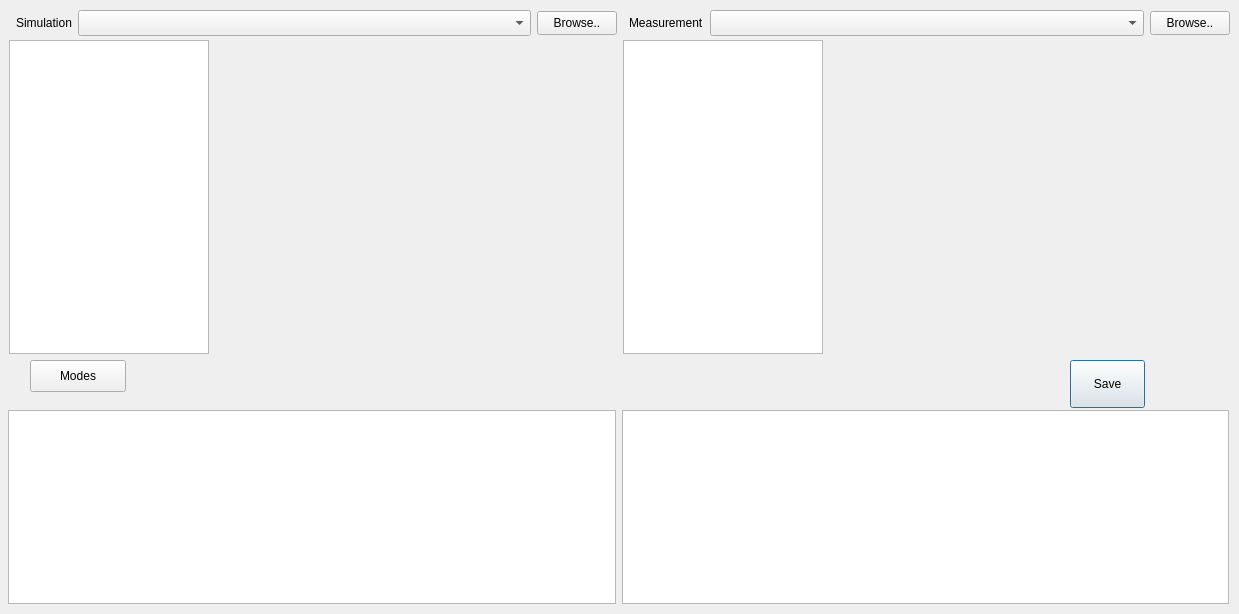
fran-jo/SimuGUI, file res/mae_signalanalysis_gui.ui: the form before one commit.
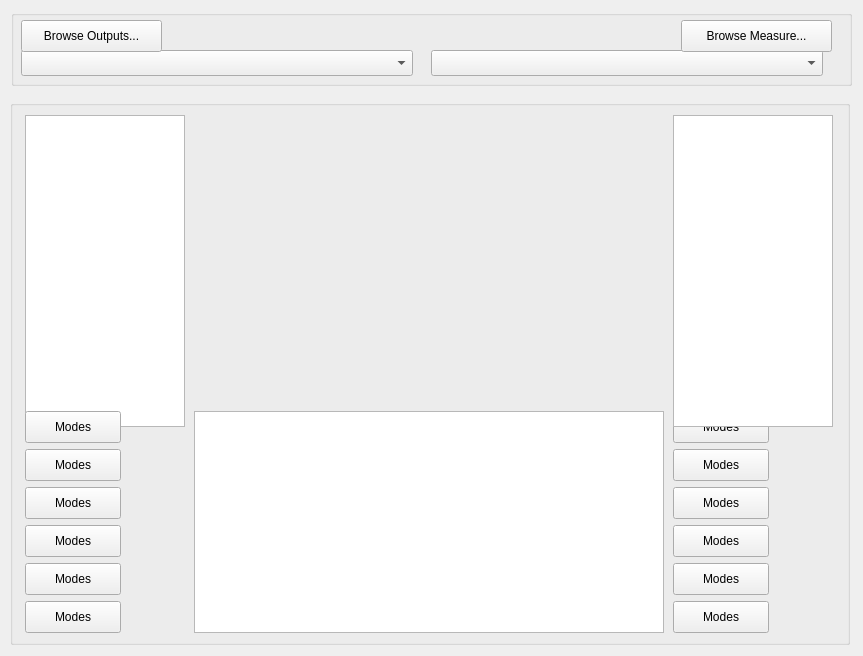
The form after the commit.

Commit message: Clean GUI for Signal Analysis

Diff of the .ui file:
```diff
--- a/res/mae_signalanalysis_gui.ui
+++ b/res/mae_signalanalysis_gui.ui
@@ -6,8 +6,8 @@
    <rect>
     <x>0</x>
     <y>0</y>
-    <width>1239</width>
-    <height>614</height>
+    <width>863</width>
+    <height>656</height>
    </rect>
   </property>
   <property name="windowTitle">
@@ -50,177 +50,563 @@
     </size>
    </property>
   </widget>
-  <widget class="QPushButton" name="btnModeAnalysis">
+  <widget class="QGroupBox" name="groupBox">
    <property name="geometry">
     <rect>
-     <x>30</x>
-     <y>360</y>
-     <width>96</width>
-     <height>32</height>
+     <x>11</x>
+     <y>10</y>
+     <width>841</width>
+     <height>76</height>
     </rect>
    </property>
-   <property name="sizePolicy">
-    <sizepolicy hsizetype="Fixed" vsizetype="Fixed">
-     <horstretch>0</horstretch>
-     <verstretch>0</verstretch>
-    </sizepolicy>
-   </property>
-   <property name="minimumSize">
-    <size>
-     <width>96</width>
-     <height>32</height>
-    </size>
-   </property>
-   <property name="baseSize">
-    <size>
-     <width>96</width>
-     <height>32</height>
-    </size>
-   </property>
-   <property name="text">
-    <string>Modes</string>
-   </property>
-   <property name="iconSize">
-    <size>
-     <width>32</width>
-     <height>32</height>
-    </size>
-   </property>
+   <widget class="QComboBox" name="cbxOutputs">
+    <property name="geometry">
+     <rect>
+      <x>10</x>
+      <y>40</y>
+      <width>392</width>
+      <height>26</height>
+     </rect>
+    </property>
+    <property name="sizePolicy">
+     <sizepolicy hsizetype="MinimumExpanding" vsizetype="Minimum">
+      <horstretch>0</horstretch>
+      <verstretch>0</verstretch>
+     </sizepolicy>
+    </property>
+    <property name="minimumSize">
+     <size>
+      <width>270</width>
+      <height>22</height>
+     </size>
+    </property>
+   </widget>
+   <widget class="QComboBox" name="cbxMeasurements">
+    <property name="geometry">
+     <rect>
+      <x>420</x>
+      <y>40</y>
+      <width>392</width>
+      <height>26</height>
+     </rect>
+    </property>
+    <property name="sizePolicy">
+     <sizepolicy hsizetype="MinimumExpanding" vsizetype="Minimum">
+      <horstretch>0</horstretch>
+      <verstretch>0</verstretch>
+     </sizepolicy>
+    </property>
+    <property name="minimumSize">
+     <size>
+      <width>270</width>
+      <height>22</height>
+     </size>
+    </property>
+   </widget>
+   <widget class="QPushButton" name="btnBrowseResults">
+    <property name="geometry">
+     <rect>
+      <x>10</x>
+      <y>10</y>
+      <width>141</width>
+      <height>32</height>
+     </rect>
+    </property>
+    <property name="sizePolicy">
+     <sizepolicy hsizetype="Minimum" vsizetype="Fixed">
+      <horstretch>0</horstretch>
+      <verstretch>0</verstretch>
+     </sizepolicy>
+    </property>
+    <property name="minimumSize">
+     <size>
+      <width>75</width>
+      <height>24</height>
+     </size>
+    </property>
+    <property name="text">
+     <string>Browse Outputs...</string>
+    </property>
+   </widget>
+   <widget class="QPushButton" name="btnBrowseMeasurements">
+    <property name="geometry">
+     <rect>
+      <x>670</x>
+      <y>10</y>
+      <width>151</width>
+      <height>32</height>
+     </rect>
+    </property>
+    <property name="minimumSize">
+     <size>
+      <width>75</width>
+      <height>24</height>
+     </size>
+    </property>
+    <property name="text">
+     <string>Browse Measure...</string>
+    </property>
+   </widget>
   </widget>
-  <widget class="QWidget" name="">
+  <widget class="QGroupBox" name="groupBox">
    <property name="geometry">
     <rect>
-     <x>8</x>
-     <y>410</y>
-     <width>1221</width>
-     <height>194</height>
+     <x>10</x>
+     <y>100</y>
+     <width>840</width>
+     <height>545</height>
     </rect>
    </property>
-   <layout class="QHBoxLayout" name="horizontalLayout">
-    <item>
+   <layout class="QGridLayout" name="gridLayout">
+    <item row="4" column="2">
+     <widget class="QPushButton" name="btnModeAnalysis_11">
+      <property name="sizePolicy">
+       <sizepolicy hsizetype="Fixed" vsizetype="Fixed">
+        <horstretch>0</horstretch>
+        <verstretch>0</verstretch>
+       </sizepolicy>
+      </property>
+      <property name="minimumSize">
+       <size>
+        <width>96</width>
+        <height>32</height>
+       </size>
+      </property>
+      <property name="baseSize">
+       <size>
+        <width>96</width>
+        <height>32</height>
+       </size>
+      </property>
+      <property name="text">
+       <string>Modes</string>
+      </property>
+      <property name="iconSize">
+       <size>
+        <width>32</width>
+        <height>32</height>
+       </size>
+      </property>
+     </widget>
+    </item>
+    <item row="4" column="0">
+     <widget class="QPushButton" name="btnModeAnalysis_4">
+      <property name="sizePolicy">
+       <sizepolicy hsizetype="Fixed" vsizetype="Fixed">
+        <horstretch>0</horstretch>
+        <verstretch>0</verstretch>
+       </sizepolicy>
+      </property>
+      <property name="minimumSize">
+       <size>
+        <width>96</width>
+        <height>32</height>
+       </size>
+      </property>
+      <property name="baseSize">
+       <size>
+        <width>96</width>
+        <height>32</height>
+       </size>
+      </property>
+      <property name="text">
+       <string>Modes</string>
+      </property>
+      <property name="iconSize">
+       <size>
+        <width>32</width>
+        <height>32</height>
+       </size>
+      </property>
+     </widget>
+    </item>
+    <item row="5" column="0">
+     <widget class="QPushButton" name="btnModeAnalysis_5">
+      <property name="sizePolicy">
+       <sizepolicy hsizetype="Fixed" vsizetype="Fixed">
+        <horstretch>0</horstretch>
+        <verstretch>0</verstretch>
+       </sizepolicy>
+      </property>
+      <property name="minimumSize">
+       <size>
+        <width>96</width>
+        <height>32</height>
+       </size>
+      </property>
+      <property name="baseSize">
+       <size>
+        <width>96</width>
+        <height>32</height>
+       </size>
+      </property>
+      <property name="text">
+       <string>Modes</string>
+      </property>
+      <property name="iconSize">
+       <size>
+        <width>32</width>
+        <height>32</height>
+       </size>
+      </property>
+     </widget>
+    </item>
+    <item row="5" column="2">
+     <widget class="QPushButton" name="btnModeAnalysis_12">
+      <property name="sizePolicy">
+       <sizepolicy hsizetype="Fixed" vsizetype="Fixed">
+        <horstretch>0</horstretch>
+        <verstretch>0</verstretch>
+       </sizepolicy>
+      </property>
+      <property name="minimumSize">
+       <size>
+        <width>96</width>
+        <height>32</height>
+       </size>
+      </property>
+      <property name="baseSize">
+       <size>
+        <width>96</width>
+        <height>32</height>
+       </size>
+      </property>
+      <property name="text">
+       <string>Modes</string>
+      </property>
+      <property name="iconSize">
+       <size>
+        <width>32</width>
+        <height>32</height>
+       </size>
+      </property>
+     </widget>
+    </item>
+    <item row="2" column="2">
+     <widget class="QPushButton" name="btnModeAnalysis_8">
+      <property name="sizePolicy">
+       <sizepolicy hsizetype="Fixed" vsizetype="Fixed">
+        <horstretch>0</horstretch>
+        <verstretch>0</verstretch>
+       </sizepolicy>
+      </property>
+      <property name="minimumSize">
+       <size>
+        <width>96</width>
+        <height>32</height>
+       </size>
+      </property>
+      <property name="baseSize">
+       <size>
+        <width>96</width>
+        <height>32</height>
+       </size>
+      </property>
+      <property name="text">
+       <string>Modes</string>
+      </property>
+      <property name="iconSize">
+       <size>
+        <width>32</width>
+        <height>32</height>
+       </size>
+      </property>
+     </widget>
+    </item>
+    <item row="0" column="1">
+     <widget class="QWidget" name="mplotWidget" native="true">
+      <property name="sizePolicy">
+       <sizepolicy hsizetype="Preferred" vsizetype="Minimum">
+        <horstretch>0</horstretch>
+        <verstretch>0</verstretch>
+       </sizepolicy>
+      </property>
+      <property name="minimumSize">
+       <size>
+        <width>470</width>
+        <height>312</height>
+       </size>
+      </property>
+      <property name="maximumSize">
+       <size>
+        <width>470</width>
+        <height>312</height>
+       </size>
+      </property>
+     </widget>
+    </item>
+    <item row="6" column="2">
+     <widget class="QPushButton" name="btnModeAnalysis_7">
+      <property name="sizePolicy">
+       <sizepolicy hsizetype="Fixed" vsizetype="Fixed">
+        <horstretch>0</horstretch>
+        <verstretch>0</verstretch>
+       </sizepolicy>
+      </property>
+      <property name="minimumSize">
+       <size>
+        <width>96</width>
+        <height>32</height>
+       </size>
+      </property>
+      <property name="baseSize">
+       <size>
+        <width>96</width>
+        <height>32</height>
+       </size>
+      </property>
+      <property name="text">
+       <string>Modes</string>
+      </property>
+      <property name="iconSize">
+       <size>
+        <width>32</width>
+        <height>32</height>
+       </size>
+      </property>
+     </widget>
+    </item>
+    <item row="0" column="0">
+     <widget class="QTreeWidget" name="twOutVariable">
+      <property name="enabled">
+       <bool>true</bool>
+      </property>
+      <property name="sizePolicy">
+       <sizepolicy hsizetype="Minimum" vsizetype="Minimum">
+        <horstretch>0</horstretch>
+        <verstretch>0</verstretch>
+       </sizepolicy>
+      </property>
+      <property name="minimumSize">
+       <size>
+        <width>160</width>
+        <height>312</height>
+       </size>
+      </property>
+      <property name="maximumSize">
+       <size>
+        <width>160</width>
+        <height>312</height>
+       </size>
+      </property>
+      <property name="baseSize">
+       <size>
+        <width>160</width>
+        <height>460</height>
+       </size>
+      </property>
+      <property name="font">
+       <font>
+        <family>Gill Sans</family>
+        <pointsize>12</pointsize>
+       </font>
+      </property>
+      <property name="frameShadow">
+       <enum>QFrame::Raised</enum>
+      </property>
+      <property name="selectionMode">
+       <enum>QAbstractItemView::SingleSelection</enum>
+      </property>
+      <property name="indentation">
+       <number>10</number>
+      </property>
+      <property name="sortingEnabled">
+       <bool>true</bool>
+      </property>
+      <property name="wordWrap">
+       <bool>false</bool>
+      </property>
+      <property name="columnCount">
+       <number>1</number>
+      </property>
+      <attribute name="headerVisible">
+       <bool>false</bool>
+      </attribute>
+      <column>
+       <property name="text">
+        <string notr="true">1</string>
+       </property>
+      </column>
+     </widget>
+    </item>
+    <item row="1" column="1" rowspan="6">
      <widget class="QTableWidget" name="tableWidget_2">
       <property name="sizePolicy">
-       <sizepolicy hsizetype="Minimum" vsizetype="Minimum">
+       <sizepolicy hsizetype="Preferred" vsizetype="Minimum">
         <horstretch>0</horstretch>
         <verstretch>0</verstretch>
        </sizepolicy>
       </property>
       <property name="minimumSize">
        <size>
-        <width>572</width>
+        <width>470</width>
         <height>192</height>
-       </size>
-      </property>
-     </widget>
-    </item>
-    <item>
-     <widget class="QTableWidget" name="tableWidget">
-      <property name="sizePolicy">
-       <sizepolicy hsizetype="Minimum" vsizetype="Minimum">
-        <horstretch>0</horstretch>
-        <verstretch>0</verstretch>
-       </sizepolicy>
-      </property>
-      <property name="minimumSize">
-       <size>
-        <width>572</width>
-        <height>192</height>
-       </size>
-      </property>
-     </widget>
-    </item>
-   </layout>
-  </widget>
-  <widget class="QWidget" name="">
-   <property name="geometry">
-    <rect>
-     <x>9</x>
-     <y>40</y>
-     <width>1221</width>
-     <height>314</height>
-    </rect>
-   </property>
-   <layout class="QHBoxLayout" name="horizontalLayout_2">
-    <item>
-     <widget class="QTreeWidget" name="twPlotVariable">
-      <property name="enabled">
-       <bool>true</bool>
-      </property>
-      <property name="sizePolicy">
-       <sizepolicy hsizetype="Minimum" vsizetype="Minimum">
-        <horstretch>0</horstretch>
-        <verstretch>0</verstretch>
-       </sizepolicy>
-      </property>
-      <property name="minimumSize">
-       <size>
-        <width>160</width>
-        <height>312</height>
        </size>
       </property>
       <property name="maximumSize">
        <size>
-        <width>200</width>
+        <width>470</width>
         <height>16777215</height>
        </size>
       </property>
+     </widget>
+    </item>
+    <item row="1" column="0">
+     <widget class="QPushButton" name="btnModeAnalysis">
+      <property name="sizePolicy">
+       <sizepolicy hsizetype="Fixed" vsizetype="Fixed">
+        <horstretch>0</horstretch>
+        <verstretch>0</verstretch>
+       </sizepolicy>
+      </property>
+      <property name="minimumSize">
+       <size>
+        <width>96</width>
+        <height>32</height>
+       </size>
+      </property>
       <property name="baseSize">
        <size>
         <width>160</width>
         <height>460</height>
        </size>
       </property>
-      <property name="font">
-       <font>
-        <family>Gill Sans</family>
-        <pointsize>12</pointsize>
-       </font>
+      <property name="text">
+       <string>Modes</string>
       </property>
-      <property name="frameShadow">
-       <enum>QFrame::Raised</enum>
+      <property name="iconSize">
+       <size>
+        <width>32</width>
+        <height>32</height>
+       </size>
       </property>
-      <property name="selectionMode">
-       <enum>QAbstractItemView::SingleSelection</enum>
+     </widget>
+    </item>
+    <item row="3" column="2">
+     <widget class="QPushButton" name="btnModeAnalysis_9">
+      <property name="sizePolicy">
+       <sizepolicy hsizetype="Fixed" vsizetype="Fixed">
+        <horstretch>0</horstretch>
+        <verstretch>0</verstretch>
+       </sizepolicy>
       </property>
-      <property name="indentation">
-       <number>10</number>
+      <property name="minimumSize">
+       <size>
+        <width>96</width>
+        <height>32</height>
+       </size>
       </property>
-      <property name="sortingEnabled">
-       <bool>true</bool>
+      <property name="baseSize">
+       <size>
+        <width>96</width>
+        <height>32</height>
+       </size>
       </property>
-      <property name="wordWrap">
-       <bool>false</bool>
+      <property name="text">
+       <string>Modes</string>
       </property>
-      <property name="columnCount">
-       <number>1</number>
+      <property name="iconSize">
+       <size>
+        <width>32</width>
+        <height>32</height>
+       </size>
       </property>
-      <attribute name="headerVisible">
-       <bool>false</bool>
-      </attribute>
-      <column>
-       <property name="text">
-        <string notr="true">1</string>
-       </property>
-      </column>
      </widget>
     </item>
-    <item>
-     <widget class="QWidget" name="simPlotWidget" native="true">
+    <item row="2" column="0">
+     <widget class="QPushButton" name="btnModeAnalysis_2">
       <property name="sizePolicy">
-       <sizepolicy hsizetype="Minimum" vsizetype="Minimum">
+       <sizepolicy hsizetype="Fixed" vsizetype="Fixed">
         <horstretch>0</horstretch>
         <verstretch>0</verstretch>
        </sizepolicy>
       </property>
       <property name="minimumSize">
        <size>
-        <width>400</width>
-        <height>312</height>
+        <width>96</width>
+        <height>32</height>
        </size>
       </property>
+      <property name="baseSize">
+       <size>
+        <width>96</width>
+        <height>32</height>
+       </size>
+      </property>
+      <property name="text">
+       <string>Modes</string>
+      </property>
+      <property name="iconSize">
+       <size>
+        <width>32</width>
+        <height>32</height>
+       </size>
+      </property>
      </widget>
     </item>
-    <item>
+    <item row="1" column="2">
+     <widget class="QPushButton" name="btnModeAnalysis_10">
+      <property name="sizePolicy">
+       <sizepolicy hsizetype="Fixed" vsizetype="Fixed">
+        <horstretch>0</horstretch>
+        <verstretch>0</verstretch>
+       </sizepolicy>
+      </property>
+      <property name="minimumSize">
+       <size>
+        <width>96</width>
+        <height>32</height>
+       </size>
+      </property>
+      <property name="baseSize">
+       <size>
+        <width>96</width>
+        <height>32</height>
+       </size>
+      </property>
+      <property name="text">
+       <string>Modes</string>
+      </property>
+      <property name="iconSize">
+       <size>
+        <width>32</width>
+        <height>32</height>
+       </size>
+      </property>
+     </widget>
+    </item>
+    <item row="3" column="0">
+     <widget class="QPushButton" name="btnModeAnalysis_3">
+      <property name="sizePolicy">
+       <sizepolicy hsizetype="Fixed" vsizetype="Fixed">
+        <horstretch>0</horstretch>
+        <verstretch>0</verstretch>
+       </sizepolicy>
+      </property>
+      <property name="minimumSize">
+       <size>
+        <width>96</width>
+        <height>32</height>
+       </size>
+      </property>
+      <property name="baseSize">
+       <size>
+        <width>96</width>
+        <height>32</height>
+       </size>
+      </property>
+      <property name="text">
+       <string>Modes</string>
+      </property>
+      <property name="iconSize">
+       <size>
+        <width>32</width>
+        <height>32</height>
+       </size>
+      </property>
+     </widget>
+    </item>
+    <item row="0" column="2">
      <widget class="QTreeWidget" name="twMeasVariable">
       <property name="enabled">
        <bool>true</bool>
@@ -239,7 +625,7 @@
       </property>
       <property name="maximumSize">
        <size>
-        <width>200</width>
+        <width>160</width>
         <height>16777215</height>
        </size>
       </property>
@@ -283,136 +669,37 @@
       </column>
      </widget>
     </item>
-    <item>
-     <widget class="QWidget" name="measPlotWidget" native="true">
+    <item row="6" column="0">
+     <widget class="QPushButton" name="btnModeAnalysis_6">
       <property name="sizePolicy">
-       <sizepolicy hsizetype="Minimum" vsizetype="Minimum">
+       <sizepolicy hsizetype="Fixed" vsizetype="Fixed">
         <horstretch>0</horstretch>
         <verstretch>0</verstretch>
        </sizepolicy>
       </property>
       <property name="minimumSize">
        <size>
-        <width>400</width>
-        <height>312</height>
+        <width>96</width>
+        <height>32</height>
        </size>
       </property>
-     </widget>
-    </item>
-   </layout>
-  </widget>
-  <widget class="QWidget" name="">
-   <property name="geometry">
-    <rect>
-     <x>16</x>
-     <y>10</y>
-     <width>601</width>
-     <height>26</height>
-    </rect>
-   </property>
-   <layout class="QHBoxLayout" name="horizontalLayout_3">
-    <item>
-     <widget class="QLabel" name="label">
-      <property name="sizePolicy">
-       <sizepolicy hsizetype="Minimum" vsizetype="Preferred">
-        <horstretch>0</horstretch>
-        <verstretch>0</verstretch>
-       </sizepolicy>
-      </property>
-      <property name="text">
-       <string>Simulation</string>
-      </property>
-     </widget>
-    </item>
-    <item>
-     <widget class="QComboBox" name="comboBox">
-      <property name="sizePolicy">
-       <sizepolicy hsizetype="MinimumExpanding" vsizetype="Minimum">
-        <horstretch>0</horstretch>
-        <verstretch>0</verstretch>
-       </sizepolicy>
-      </property>
-      <property name="minimumSize">
+      <property name="baseSize">
        <size>
-        <width>270</width>
-        <height>22</height>
+        <width>96</width>
+        <height>32</height>
        </size>
       </property>
-     </widget>
-    </item>
-    <item>
-     <widget class="QPushButton" name="btnBrowseSimResults">
-      <property name="sizePolicy">
-       <sizepolicy hsizetype="Minimum" vsizetype="Fixed">
-        <horstretch>0</horstretch>
-        <verstretch>0</verstretch>
-       </sizepolicy>
-      </property>
-      <property name="minimumSize">
-       <size>
-        <width>75</width>
-        <height>24</height>
-       </size>
-      </property>
       <property name="text">
-       <string>Browse..</string>
+       <string>Modes</string>
       </property>
-     </widget>
-    </item>
-   </layout>
-  </widget>
-  <widget class="QWidget" name="">
-   <property name="geometry">
-    <rect>
-     <x>629</x>
-     <y>10</y>
-     <width>601</width>
-     <height>26</height>
-    </rect>
-   </property>
-   <layout class="QHBoxLayout" name="horizontalLayout_4">
-    <item>
-     <widget class="QLabel" name="label_2">
-      <property name="sizePolicy">
-       <sizepolicy hsizetype="Minimum" vsizetype="Preferred">
-        <horstretch>0</horstretch>
-        <verstretch>0</verstretch>
-       </sizepolicy>
-      </property>
-      <property name="text">
-       <string>Measurement</string>
-      </property>
-     </widget>
-    </item>
-    <item>
-     <widget class="QComboBox" name="comboBox_2">
-      <property name="sizePolicy">
-       <sizepolicy hsizetype="MinimumExpanding" vsizetype="Minimum">
-        <horstretch>0</horstretch>
-        <verstretch>0</verstretch>
-       </sizepolicy>
-      </property>
-      <property name="minimumSize">
+      <property name="iconSize">
        <size>
-        <width>270</width>
-        <height>22</height>
+        <width>32</width>
+        <height>32</height>
        </size>
       </property>
      </widget>
     </item>
-    <item>
-     <widget class="QPushButton" name="btnBrowseMeasurements">
-      <property name="minimumSize">
-       <size>
-        <width>75</width>
-        <height>24</height>
-       </size>
-      </property>
-      <property name="text">
-       <string>Browse..</string>
-      </property>
-     </widget>
-    </item>
    </layout>
   </widget>
  </widget>
```
Left out of the diff: 4 changed lines with no effect on the pictures. The commit also changes 6 other files.
